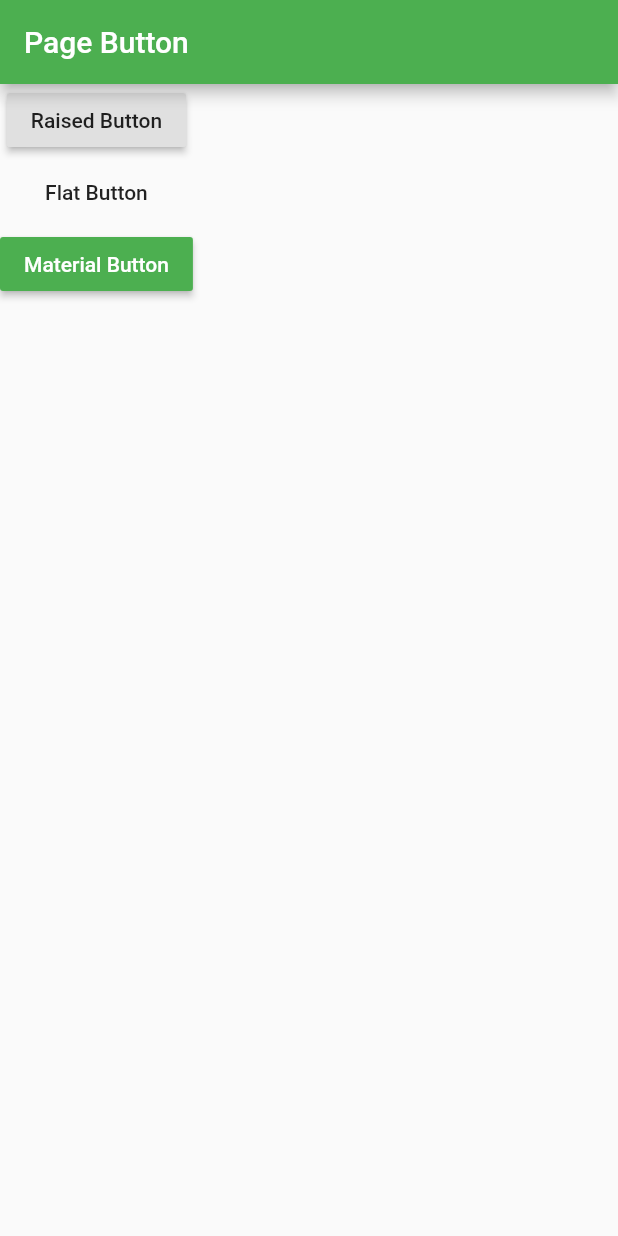
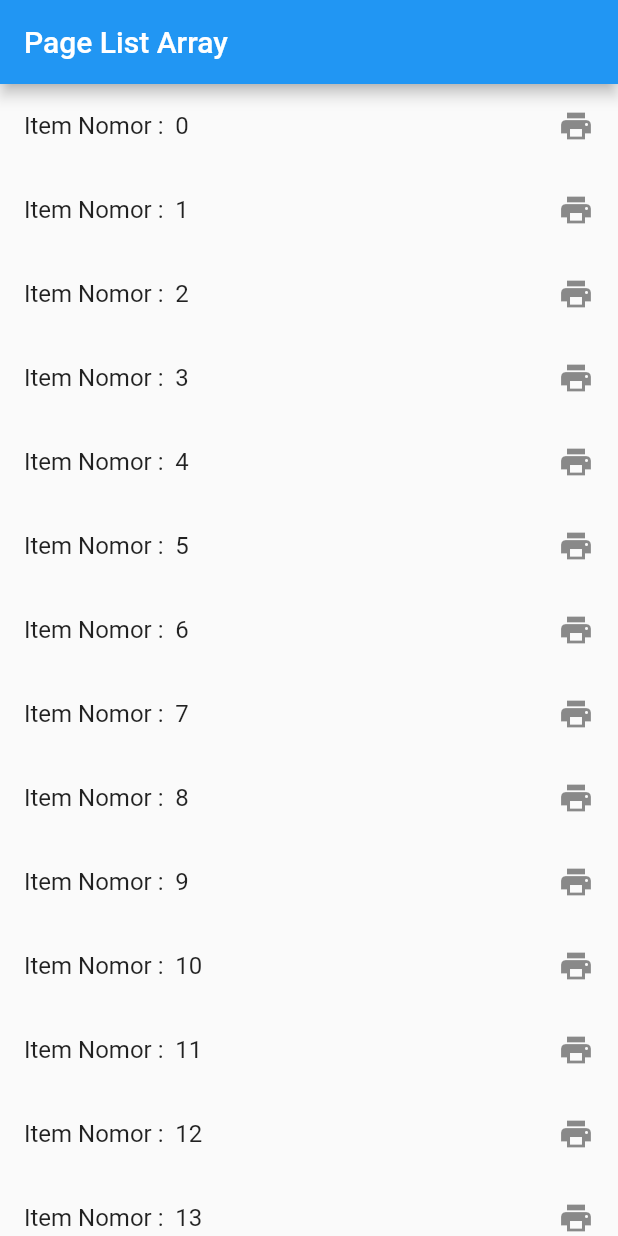
Before and after one commit to ganargatul/flutter-simple, a Flutter app: the screen it shows after launch, on a phone screen of 412 x 824 dp. Run offline on Flutter 3.47's test engine with Material 2 defaults, Android fonts, the phone set to English and light mode, and no system bars.

Commit message:
page list array

```diff
--- /dev/null
+++ b/lib/PageListArray.dart
@@ -0,0 +1,39 @@
+import 'package:flutter/material.dart';
+
+class PageListArray extends StatefulWidget {
+  @override
+  _PageListArrayState createState() => _PageListArrayState();
+}
+
+class _PageListArrayState extends State<PageListArray> {
+
+  List<int> item = new List();
+
+  @override
+  void initState() {
+    // TODO: implement initState
+    super.initState();
+    for(int i =0;i<20;i++){
+      item.add(i);
+    }
+  }
+
+  @override
+  Widget build(BuildContext context) {
+    return Scaffold(
+      appBar: AppBar(
+        title: Text("Page List Array"),
+        backgroundColor: Colors.blue,
+      ),
+      body: new ListView.builder(
+        itemCount: item.length,
+        itemBuilder: (BuildContext context,int index){
+          return new ListTile(
+            title: Text("Item Nomor :  $index"),
+            trailing: Icon(Icons.print),
+          );
+        },
+      ),
+    );
+  }
+}
--- a/lib/main.dart
+++ b/lib/main.dart
@@ -4,6 +4,7 @@ import 'PageKedua.dart';
 import 'PageKetiga.dart';
 import 'PageInputWidget.dart';
 import 'PageButton.dart';
+import 'PageListArray.dart';
 void main() => runApp(MyApp());
 
 class MyApp extends StatelessWidget {
@@ -24,7 +25,7 @@ class MyApp extends StatelessWidget {
         // is not restarted.
         primarySwatch: Colors.blue,
       ),
-      home: PageButton(),debugShowCheckedModeBanner: false,
+      home: PageListArray(),debugShowCheckedModeBanner: false,
     );
   }
 }
```
